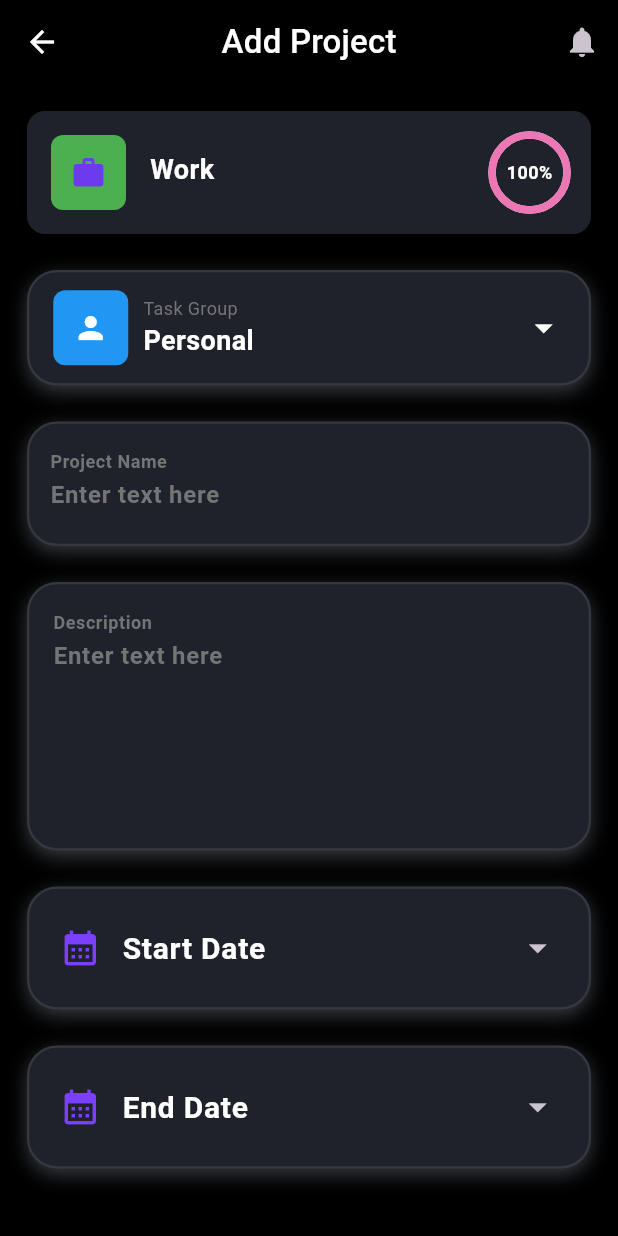
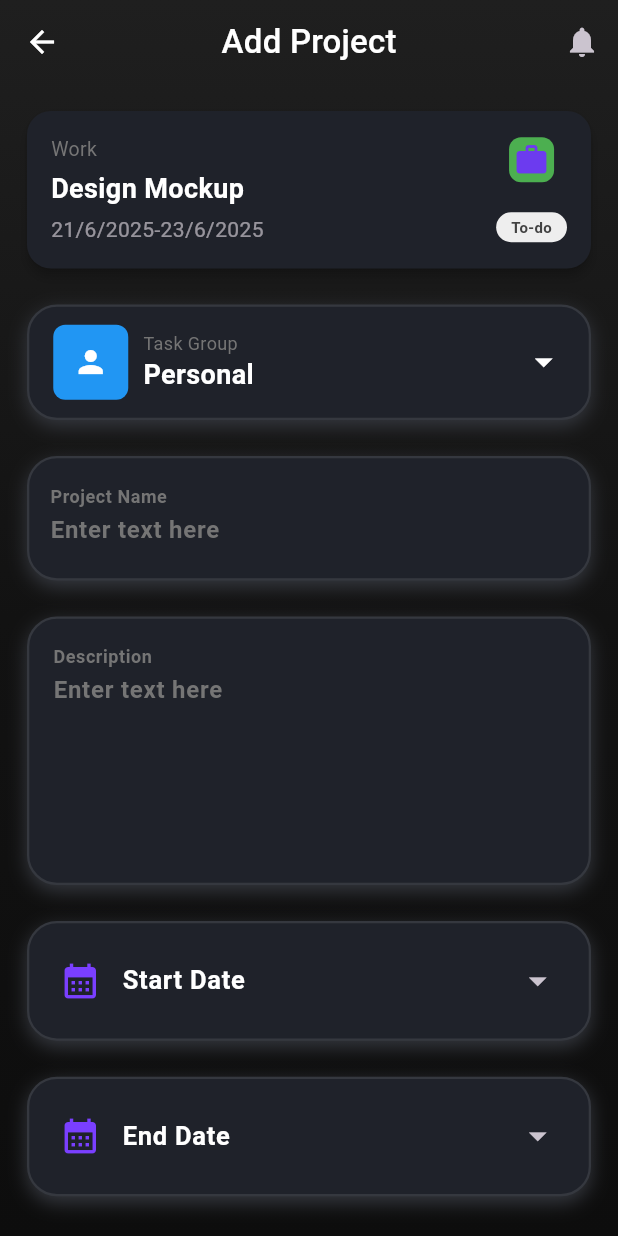
Before and after one commit to LucHo251025/Task-Manager-App, a Flutter app: the screen it shows after launch, on a phone screen of 412 x 824 dp. Run offline on Flutter 3.47's test engine with Material 3 defaults, Android fonts, the phone set to English and light mode, and no system bars; our stand-ins replace flutter_bloc, font_awesome_flutter; Roboto replaces fonts that are missing (Urbanist).

Commit message:
ui:task_caed

```diff
--- a/lib/features/task/presentation/pages/add_project_screen.dart
+++ b/lib/features/task/presentation/pages/add_project_screen.dart
@@ -3,6 +3,7 @@ import 'package:task_manager_app/features/task/domain/entities/project_entity.da
 import 'package:task_manager_app/features/task/domain/entities/task_entity.dart';
 import 'package:task_manager_app/features/task/domain/entities/task_group_entity.dart';
 import 'package:task_manager_app/features/task/presentation/widgets/select_date.dart';
+import 'package:task_manager_app/features/task/presentation/widgets/task_card.dart';
 import 'package:task_manager_app/features/task/presentation/widgets/task_group_card.dart';
 import 'package:font_awesome_flutter/font_awesome_flutter.dart';
 import 'package:task_manager_app/features/task/presentation/widgets/reusable_button.dart';
@@ -51,9 +52,9 @@ class _AddProjectScreenState extends State<AddProjectScreen> {
         ),
         child: SafeArea(
             child: Scaffold(
-          backgroundColor: theme.scaffoldBackgroundColor,
+          backgroundColor: Colors.transparent,
           appBar: AppBar(
-            backgroundColor: theme.scaffoldBackgroundColor,
+            backgroundColor: Colors.transparent,
             centerTitle: true,
             leading: IconButton(
               icon: Icon(
@@ -82,7 +83,15 @@ class _AddProjectScreenState extends State<AddProjectScreen> {
               padding: const EdgeInsets.all(16.0),
               child: Column(
                 children: [
-                  TaskGroupCard(
+                  TaskCard(
+                    task: TaskEntity(
+                      id: "1",
+                      projectId: "1",
+                      title: "Design Mockup",
+                      status: "isProcesss",
+                      startDate: DateTime.now(),
+                      endDate: DateTime.now().add(Duration(days: 2)),
+                    ),
                     group: TaskGroupEntity(
                       id: '1',
                       name: 'Work',
@@ -116,7 +125,7 @@ class _AddProjectScreenState extends State<AddProjectScreen> {
                         ),
                       ],
                       icon: Icon(
-                          Icons.work,
+                        Icons.work,
                         color: Color(0xFF6C3BEF),
                       ),
                       iconColor: Colors.green,
--- a/lib/features/task/presentation/widgets/select_date.dart
+++ b/lib/features/task/presentation/widgets/select_date.dart
@@ -69,6 +69,7 @@ class _SelectDateState extends State<SelectDate> {
             border: InputBorder.none,
             labelText: widget.lable,
             labelStyle: TextStyle(
+              fontSize: 17,
               color: theme.colorScheme.onSecondary,
             ),
             prefixIcon: Icon(Icons.calendar_month,
--- /dev/null
+++ b/lib/features/task/presentation/widgets/task_card.dart
@@ -0,0 +1,150 @@
+import 'package:flutter/material.dart';
+import 'package:task_manager_app/features/task/domain/entities/task_entity.dart';
+import 'package:task_manager_app/features/task/domain/entities/task_group_entity.dart';
+
+enum TaskStatus { todo, isProcess, done }
+
+class TaskCard extends StatefulWidget {
+  final TaskEntity task;
+  final TaskGroupEntity group;
+
+  const TaskCard({
+    super.key,
+    required this.task,
+    required this.group,
+  });
+
+  @override
+  State<StatefulWidget> createState() => _TaskCardState();
+}
+
+class _TaskCardState extends State<TaskCard> {
+  TaskStatus status = TaskStatus.todo;
+
+  void _nextStatus() {
+    setState(() {
+      switch (status) {
+        case TaskStatus.todo:
+          status = TaskStatus.isProcess;
+          break;
+        case TaskStatus.isProcess:
+          status = TaskStatus.done;
+          break;
+        case TaskStatus.done:
+          status = TaskStatus.todo;
+          break;
+      }
+    });
+  }
+
+  @override
+  Widget build(BuildContext context) {
+    final theme = Theme.of(context);
+
+    Color backgroundColor;
+    Color textColor;
+    String label;
+
+    switch (status) {
+      case TaskStatus.todo:
+        backgroundColor = Colors.grey.shade200;
+        textColor = Colors.grey.shade800;
+        label = "To-do";
+        break;
+      case TaskStatus.isProcess:
+        backgroundColor = Colors.blue.shade100;
+        textColor = Colors.blue.shade800;
+        label = "In Progress";
+        break;
+      case TaskStatus.done:
+        backgroundColor = Colors.deepPurple.shade100;
+        textColor = Colors.deepPurple.shade800;
+        label = "Done";
+        break;
+    }
+    return Card(
+        color: theme.colorScheme.surface,
+        margin: EdgeInsets.all(2),
+        elevation: 3.0,
+        shape: RoundedRectangleBorder(
+          borderRadius: BorderRadius.circular(16.0),
+        ),
+        child: Padding(
+            padding: EdgeInsets.all(16),
+            child: Row(
+              mainAxisAlignment: MainAxisAlignment.spaceBetween,
+              children: [
+                Column(
+                  crossAxisAlignment: CrossAxisAlignment.start,
+                  mainAxisSize: MainAxisSize.min,
+                  children: [
+                    Text(
+                      widget.group.name,
+                      style: TextStyle(
+                        color: Colors.grey[600],
+                        fontSize: 13,
+                      ),
+                    ),
+                    SizedBox(
+                      height: 4,
+                    ),
+                    Text(
+                      widget.task.title,
+                      style: TextStyle(
+                        fontSize: 18,
+                        fontWeight: FontWeight.bold,
+                      ),
+                    ),
+                    SizedBox(
+                      height: 4,
+                    ),
+                    Text(
+                      "${widget.task.startDate.day}/${widget.task.startDate.month}/${widget.task.startDate.year}-${widget.task.endDate.day}/${widget.task.endDate.month}/${widget.task.endDate.year}",
+                      style: TextStyle(
+                        fontSize: 14,
+                        color: theme.colorScheme.onSurface.withOpacity(0.6),
+                      ),
+                    )
+                  ],
+                ),
+                Column(
+                  mainAxisSize: MainAxisSize.max,
+                  mainAxisAlignment: MainAxisAlignment.spaceBetween,
+                  children: [
+                    Container(
+                        width: 30,
+                        height: 30,
+                        decoration: BoxDecoration(
+                          color: widget.group.iconColor,
+                          borderRadius: BorderRadius.circular(8),
+                        ),
+                        child: widget.group.icon),
+                    SizedBox(
+                      height: 20,
+                    ),
+                    GestureDetector(
+                      onTap: _nextStatus,
+                      child: AnimatedContainer(
+                        duration: const Duration(milliseconds: 300),
+                        padding: const EdgeInsets.symmetric(
+                            horizontal: 10, vertical: 3),
+                        decoration: BoxDecoration(
+                          color: backgroundColor,
+                          borderRadius: BorderRadius.circular(20),
+                        ),
+                        child: Text(
+                          label,
+                          style: TextStyle(
+                            fontSize: 10,
+                            color: textColor,
+                            fontWeight: FontWeight.bold,
+                          ),
+                        ),
+                      ),
+                    )
+                  ],
+                )
+              ],
+            )));
+  }
+}
--- a/lib/features/task/presentation/widgets/task_group_card.dart
+++ b/lib/features/task/presentation/widgets/task_group_card.dart
@@ -50,6 +50,13 @@ class TaskGroupCard extends StatelessWidget {
                     ),
                   ),
                   SizedBox(height: 4),
+                  Text(
+                    '$totalProject Task',
+                    style: TextStyle(
+                      fontSize: 14,
+                      color: theme.colorScheme.onSurface.withOpacity(0.6),
+                    ),
+                  ),
                 ],
               ),
             ),
```
